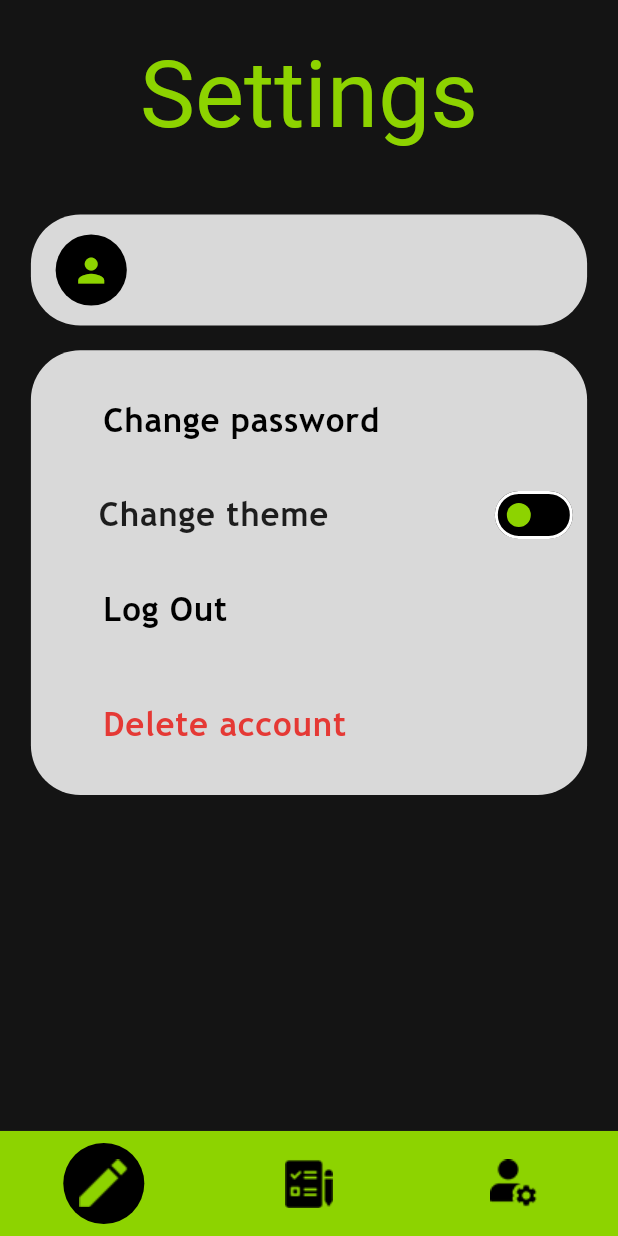
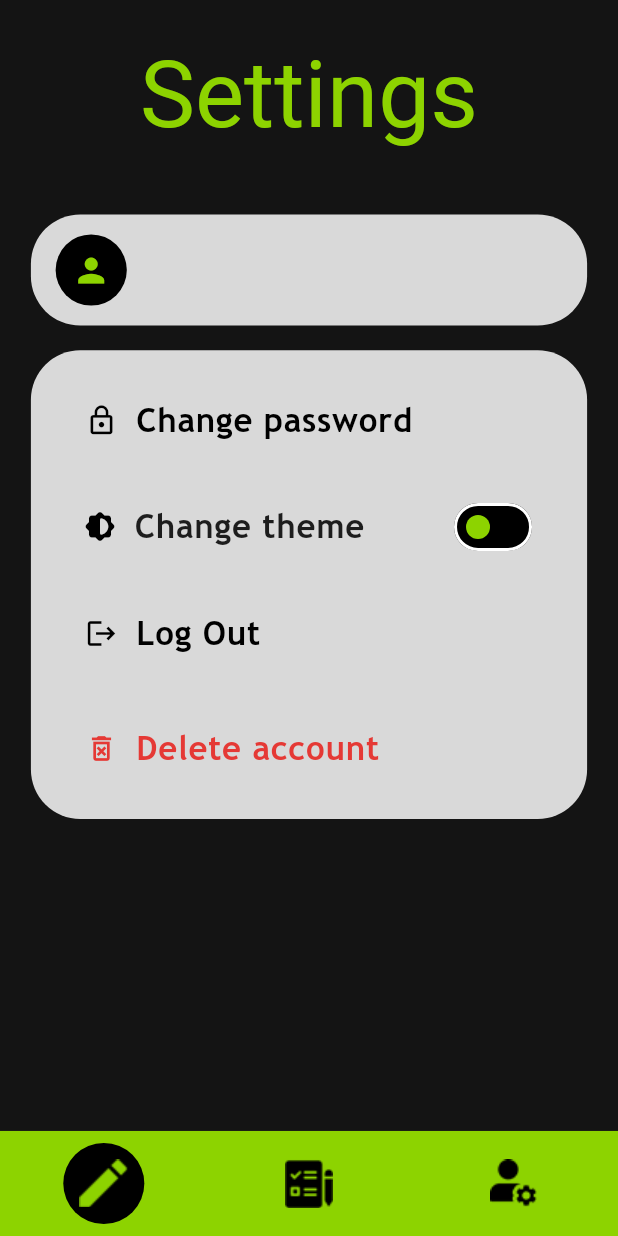
Before and after one commit to falood4/tekachi, a Flutter app: the UserSettings screen opened directly, on a phone screen of 412 x 824 dp. Run offline on Flutter 3.47's test engine with Material 3 defaults, Android fonts, the phone set to English and light mode, and no system bars; Roboto replaces fonts that are missing (DelaGothicOne).

Commit message:
code review

```diff
--- a/tekachigeojit/lib/login.dart
+++ b/tekachigeojit/lib/login.dart
@@ -189,7 +189,7 @@ class _LoginState extends State<Login> {
                       ),
                       padding: const EdgeInsets.symmetric(
                         horizontal: 20,
-                        vertical: 10,
+                        vertical: 15,
                       ),
                       child: TextField(
                         controller: _passwordCtrl,
--- a/tekachigeojit/lib/signup.dart
+++ b/tekachigeojit/lib/signup.dart
@@ -221,7 +221,7 @@ class _SignupState extends State<Signup> with TickerProviderStateMixin {
                     child: Container(
                       padding: const EdgeInsets.symmetric(
                         horizontal: 20,
-                        vertical: 5,
+                        vertical: 15,
                       ),
                       decoration: BoxDecoration(
                         color: surface,
@@ -255,7 +255,7 @@ class _SignupState extends State<Signup> with TickerProviderStateMixin {
                       child: Container(
                         padding: const EdgeInsets.symmetric(
                           horizontal: 20,
-                          vertical: 5,
+                          vertical: 15,
                         ),
                         decoration: BoxDecoration(
                           color: surface,
--- a/tekachigeojit/lib/userSettings/userSettings.dart
+++ b/tekachigeojit/lib/userSettings/userSettings.dart
@@ -3,7 +3,6 @@ import 'package:tekachigeojit/apptheme.dart';
 import 'package:tekachigeojit/components/NavBar.dart';
 import 'package:tekachigeojit/home.dart';
 import 'package:tekachigeojit/services/AuthService.dart';
-import 'package:tekachigeojit/services/HistoryService.dart';
 
 class UserSettings extends StatefulWidget {
   const UserSettings({super.key});
@@ -96,25 +95,38 @@ class _UserSettingsState extends State<UserSettings> {
                         SizedBox(height: screenHeight * 0.01),
                         _settingsItem(
                           "Change password",
+                          icon: Icons.lock_outline,
                           onPressed: _setChangePassword,
                         ),
                         Row(
                           children: [
                             Padding(
                               padding: EdgeInsets.symmetric(
-                                horizontal: 45,
-                                vertical: 8,
+                                horizontal: 35,
+                                vertical: 16,
                               ),
                               child: Align(
                                 alignment: Alignment.centerLeft,
-                                child: Text(
-                                  "Change theme",
-                                  style: Theme.of(context).textTheme.bodyLarge,
+                                child: Row(
+                                  children: [
+                                    Icon(
+                                      Icons.brightness_medium_rounded,
+                                      color: Colors.black,
+                                      size: 22,
+                                    ),
+                                    const SizedBox(width: 12),
+                                    Text(
+                                      "Change theme",
+                                      style: Theme.of(
+                                        context,
+                                      ).textTheme.bodyLarge,
+                                    ),
+                                  ],
                                 ),
                               ),
                             ),
 
-                            SizedBox(width: screenWidth * 0.15),
+                            SizedBox(width: screenWidth * 0.05),
 
                             ValueListenableBuilder<ThemeMode>(
                               valueListenable: themeNotifier,
@@ -142,9 +154,14 @@ class _UserSettingsState extends State<UserSettings> {
                           ],
                         ),
 
-                        _settingsItem("Log Out", onPressed: _confirmLogout),
+                        _settingsItem(
+                          "Log Out",
+                          icon: Icons.logout,
+                          onPressed: _confirmLogout,
+                        ),
                         _settingsItem(
                           "Delete account",
+                          icon: Icons.delete_forever_outlined,
                           isDestructive: true,
                           onPressed: _confirmDeleteAccount,
                         ),
@@ -163,11 +180,13 @@ class _UserSettingsState extends State<UserSettings> {
 
   Widget _settingsItem(
     String title, {
+    required IconData icon,
     bool isDestructive = false,
     required VoidCallback onPressed,
   }) {
     dynamic black = Theme.of(context).colorScheme.onPrimary;
     dynamic red = Theme.of(context).colorScheme.error;
+    final color = isDestructive ? red : black;
 
     return ElevatedButton(
       onPressed: onPressed,
@@ -177,15 +196,18 @@ class _UserSettingsState extends State<UserSettings> {
         shape: const RoundedRectangleBorder(borderRadius: BorderRadius.zero),
       ),
       child: Padding(
-        padding: EdgeInsets.symmetric(horizontal: 12, vertical: 8),
-        child: Align(
-          alignment: Alignment.centerLeft,
-          child: Text(
-            title,
-            style: Theme.of(
-              context,
-            ).textTheme.bodyLarge?.copyWith(color: isDestructive ? red : black),
-          ),
+        padding: EdgeInsets.symmetric(vertical: 8),
+        child: Row(
+          children: [
+            Icon(icon, color: color, size: 22),
+            const SizedBox(width: 12),
+            Text(
+              title,
+              style: Theme.of(
+                context,
+              ).textTheme.bodyLarge?.copyWith(color: color),
+            ),
+          ],
         ),
       ),
     );
```
Also changed, not shown: tekachigeojit/lib/components/ChatInterview.dart (+20 -0 lines), tekachigeojit/lib/components/InterviewHistory.dart (+5 -9 lines), tekachigeojit/lib/prep/prepHome.dart (+13 -0 lines), tekachigeojit/assets/interview_avatar/aptitude.png (added), 2 other files.
